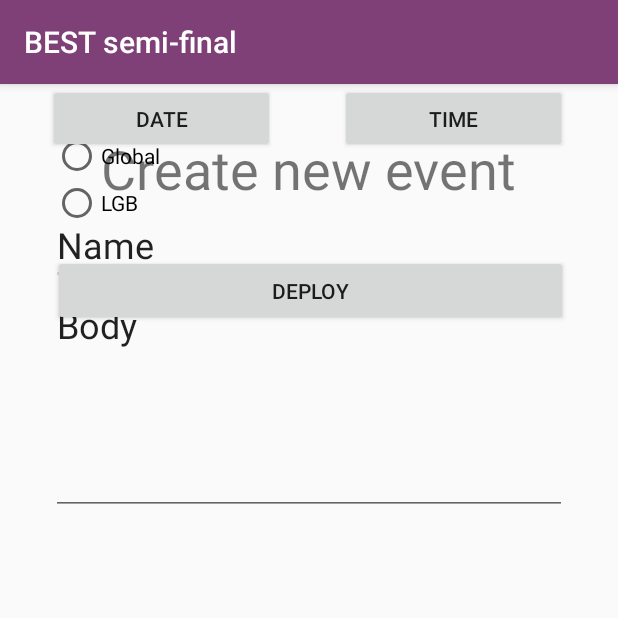
After one commit to Shaniser/BEST_semi-final, an Android app: the CreateEventActivity screen opened directly, with no data from a screen before it, on a phone screen of 412 x 824 dp, the top half of it. The commit adds this screen. Run offline under Robolectric (Android 15) with nearby library versions, the phone set to English and light mode, and no system bars.

Commit message:
Каркас CreateEventActivity

```diff
--- a/app/src/main/AndroidManifest.xml
+++ b/app/src/main/AndroidManifest.xml
@@ -9,7 +9,10 @@
         android:roundIcon="@mipmap/ic_launcher_round"
         android:supportsRtl="true"
         android:theme="@style/AppTheme">
-        <activity android:name=".SplashActivity" android:theme="@style/SplashTheme">
+        <activity android:name=".CreateEventActivity"></activity>
+        <activity
+            android:name=".SplashActivity"
+            android:theme="@style/SplashTheme">
             <intent-filter>
                 <action android:name="android.intent.action.MAIN" />
 
--- /dev/null
+++ b/app/src/main/java/com/godelsoft/bestsemi_final/CreateEventActivity.kt
@@ -0,0 +1,47 @@
+package com.godelsoft.bestsemi_final
+
+import androidx.appcompat.app.AppCompatActivity
+import android.os.Bundle
+import kotlinx.android.synthetic.main.activity_create_event.*
+import kotlinx.coroutines.*
+import java.util.*
+
+class CreateEventActivity : AppCompatActivity() {
+    override fun onCreate(savedInstanceState: Bundle?) {
+        super.onCreate(savedInstanceState)
+        setContentView(R.layout.activity_create_event)
+
+        dateButton.setOnClickListener {
+            // TODO: Picker
+        }
+
+        timeButton.setOnClickListener {
+            // TODO: Picker
+        }
+
+        saveButton.setOnClickListener {
+            CoroutineScope(Dispatchers.IO).launch(Dispatchers.IO) {
+                EventsProvider.addEvent(
+                    Event(
+                        1L,                         // TODO: Id
+                        Date(2020, 3, 10, 8, 30),   // TODO: Date
+                        "Sender",                   // TODO: Get name from firebase
+                        nameEdit.text.toString(),
+                        bodyEdit.text.toString(),
+                        when {
+                            radioGlobal.isChecked -> EventCategory.GLOBAL
+                            radioPersonal.isChecked -> EventCategory.PERSONAL
+                            radioLGB.isChecked -> EventCategory.LGB
+                            else -> throw Exception("Wrong event type")
+                        },
+                        null
+                    )
+                )
+                withContext(Dispatchers.Main) {
+                    setResult(1)
+                    finish()
+                }
+            }
+        }
+    }
+}
--- a/app/src/main/java/com/godelsoft/bestsemi_final/MainActivity.kt
+++ b/app/src/main/java/com/godelsoft/bestsemi_final/MainActivity.kt
@@ -1,15 +1,18 @@
 package com.godelsoft.bestsemi_final
 
+import android.content.Intent
 import android.os.Bundle
-import android.util.Log
 import android.view.Menu
 import android.view.MenuItem
-import com.google.android.material.bottomnavigation.BottomNavigationView
 import androidx.appcompat.app.AppCompatActivity
 import androidx.navigation.findNavController
 import androidx.navigation.ui.AppBarConfiguration
 import androidx.navigation.ui.setupActionBarWithNavController
 import androidx.navigation.ui.setupWithNavController
+import com.google.android.material.bottomnavigation.BottomNavigationView
+import org.jetbrains.anko.startActivity
+import org.jetbrains.anko.startActivityForResult
+
 
 class MainActivity : AppCompatActivity() {
     override fun onCreate(savedInstanceState: Bundle?) {
@@ -60,7 +63,7 @@ class MainActivity : AppCompatActivity() {
                 // TODO: открывать окно настроек
             }
             R.id.itemNewEvent -> {
-                // TODO: открывать окно создания события
+                startActivityForResult<CreateEventActivity>(1)
             }
         }
         return true
--- /dev/null
+++ b/app/src/main/res/layout/activity_create_event.xml
@@ -0,0 +1,104 @@
+<?xml version="1.0" encoding="utf-8"?>
+<androidx.constraintlayout.widget.ConstraintLayout xmlns:android="http://schemas.android.com/apk/res/android"
+    xmlns:app="http://schemas.android.com/apk/res-auto"
+    xmlns:tools="http://schemas.android.com/tools"
+    android:layout_width="match_parent"
+    android:layout_height="match_parent"
+    tools:context=".CreateEventActivity">
+
+    <TextView
+        android:id="@+id/textView"
+        android:layout_width="wrap_content"
+        android:layout_height="wrap_content"
+        android:layout_marginTop="32dp"
+        android:text="Create new event"
+        android:textSize="36sp"
+        app:layout_constraintEnd_toEndOf="parent"
+        app:layout_constraintHorizontal_bias="0.496"
+        app:layout_constraintStart_toStartOf="parent"
+        app:layout_constraintTop_toTopOf="parent" />
+
+    <EditText
+        android:id="@+id/nameEdit"
+        android:layout_width="344dp"
+        android:layout_height="53dp"
+        android:ems="10"
+        android:inputType="textPersonName"
+        android:text="Name"
+        android:textSize="24sp"
+        app:layout_constraintEnd_toEndOf="parent"
+        app:layout_constraintStart_toStartOf="parent"
+        app:layout_constraintTop_toBottomOf="@+id/textView" />
+
+    <EditText
+        android:id="@+id/bodyEdit"
+        android:layout_width="344dp"
+        android:layout_height="153dp"
+        android:ems="10"
+        android:gravity="start|top"
+        android:inputType="textMultiLine"
+        android:text="Body"
+        android:textSize="24sp"
+        app:layout_constraintEnd_toEndOf="parent"
+        app:layout_constraintStart_toStartOf="parent"
+        app:layout_constraintTop_toBottomOf="@+id/nameEdit" />
+
+    <RadioGroup
+        android:id="@+id/radioGroup"
+        android:layout_width="342dp"
+        android:layout_height="94dp"
+        app:layout_constraintEnd_toEndOf="parent"
+        app:layout_constraintStart_toStartOf="parent"
+        tools:layout_editor_absoluteY="377dp">
+
+        <RadioButton
+            android:id="@+id/radioPersonal"
+            android:layout_width="match_parent"
+            android:layout_height="wrap_content"
+            android:checked="true"
+            android:text="Personal" />
+
+        <RadioButton
+            android:id="@+id/radioGlobal"
+            android:layout_width="match_parent"
+            android:layout_height="wrap_content"
+            android:text="Global" />
+
+        <RadioButton
+            android:id="@+id/radioLGB"
+            android:layout_width="match_parent"
+            android:layout_height="wrap_content"
+            android:text="LGB" />
+    </RadioGroup>
+
+    <Button
+        android:id="@+id/saveButton"
+        android:layout_width="343dp"
+        android:layout_height="47dp"
+        android:layout_marginTop="20dp"
+        android:text="Deploy"
+        app:layout_constraintEnd_toEndOf="parent"
+        app:layout_constraintHorizontal_bias="0.514"
+        app:layout_constraintStart_toStartOf="parent"
+        app:layout_constraintTop_toBottomOf="@+id/radioGroup" />
+
+    <Button
+        android:id="@+id/dateButton"
+        android:layout_width="151dp"
+        android:layout_height="46dp"
+        android:layout_marginStart="32dp"
+        android:text="Date"
+        app:layout_constraintStart_toStartOf="parent"
+        tools:layout_editor_absoluteY="302dp" />
+
+    <Button
+        android:id="@+id/timeButton"
+        android:layout_width="151dp"
+        android:layout_height="46dp"
+        android:text="Time"
+        app:layout_constraintEnd_toEndOf="parent"
+        app:layout_constraintHorizontal_bias="0.558"
+        app:layout_constraintStart_toEndOf="@+id/dateButton"
+        tools:layout_editor_absoluteY="302dp" />
+
+</androidx.constraintlayout.widget.ConstraintLayout>
```
